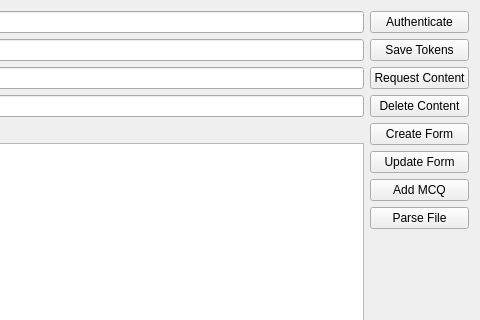
First picture: the form in include/ez4ms.ui, repository M0ST4FA/DocReaderQuizzes, before the edit; both pictures show x 218 to 698 and y 0 to 320 of the 698 by 411 pixel window.
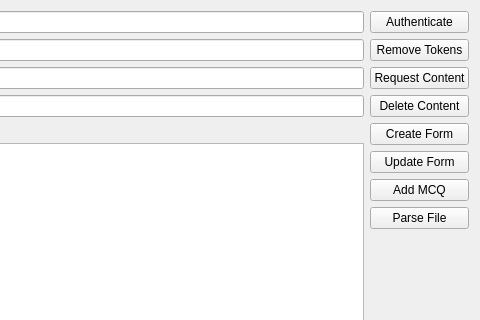
Second picture: the form after the edit.

What changed in the file:
```diff
--- a/include/ez4ms.ui
+++ b/include/ez4ms.ui
@@ -96,7 +96,7 @@
      <item>
       <widget class="QPushButton" name="saveTokensBtn">
        <property name="text">
-        <string>Save Tokens</string>
+        <string>Remove Tokens</string>
        </property>
       </widget>
      </item>
```
Left out of the diff: 2 changed lines with no effect on the pictures.
